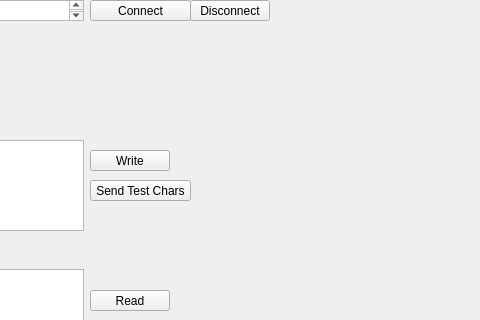
Old version of the form mainwindow.ui in the repository riacob/PCTO_ComunicazioneSeriale; both pictures show x 160 to 640 and y 110 to 430 of the 800 by 600 pixel window.
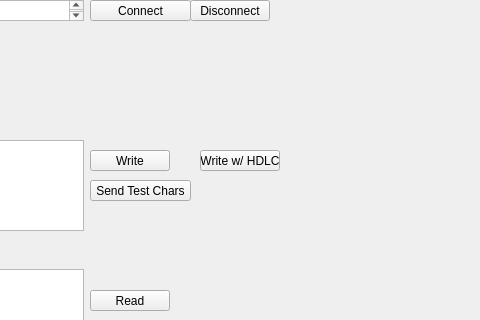
New version of the form.

What changed in the file:
```diff
--- a/mainwindow.ui
+++ b/mainwindow.ui
@@ -109,6 +109,19 @@
      </rect>
     </property>
    </widget>
+   <widget class="QPushButton" name="pushButton_6">
+    <property name="geometry">
+     <rect>
+      <x>360</x>
+      <y>260</y>
+      <width>80</width>
+      <height>21</height>
+     </rect>
+    </property>
+    <property name="text">
+     <string>Write w/ HDLC</string>
+    </property>
+   </widget>
   </widget>
   <widget class="QMenuBar" name="menubar">
    <property name="geometry">
```
